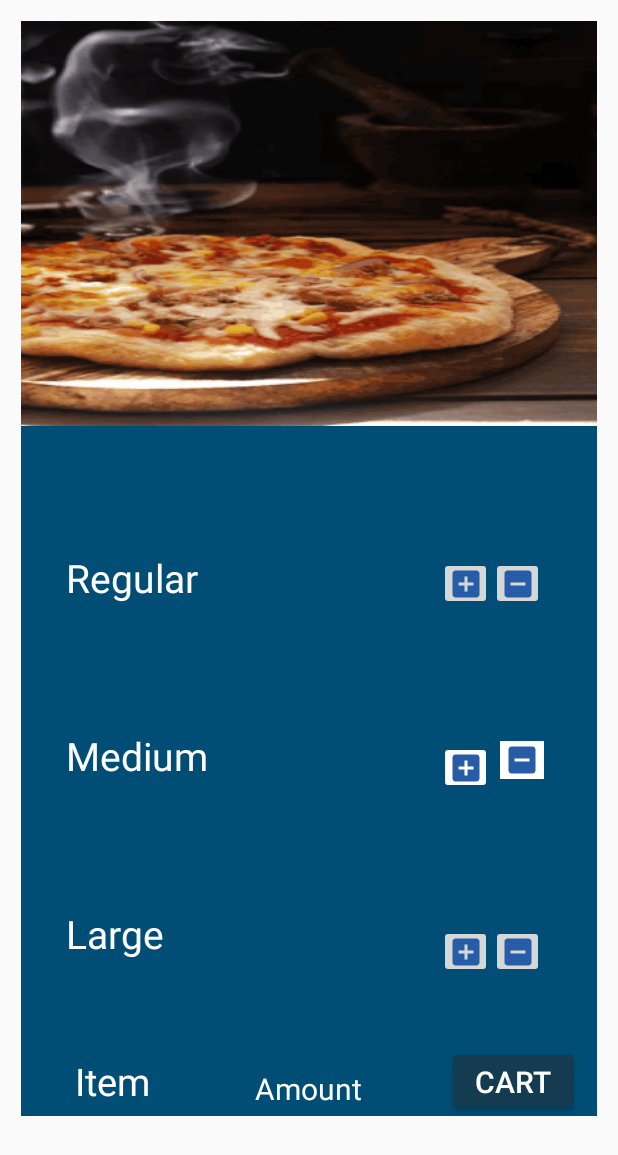
After one commit to umangsh28/WonderPizza, an Android app: the layout crust_design.xml on its own in the app's theme, with its tools: preview values and no code run, on a phone screen of 412 x 824 dp. The commit adds this screen. Shown: the top 1155 px of the screen. Run offline under Robolectric (Android 15) with nearby library versions, the phone set to English and light mode, and no system bars.

Commit message:
added bottom sheet

```diff
--- a/app/build.gradle
+++ b/app/build.gradle
@@ -81,6 +81,9 @@ dependencies {
     implementation 'com.github.bumptech.glide:glide:4.12.0'
     annotationProcessor 'com.github.bumptech.glide:compiler:4.12.0'
 
+    //bottomnavigation
+    implementation 'com.google.android.material:material:1.4.0'
+
 
 
 
--- a/app/src/main/java/com/example/wonderpizza/Interface/OnPizzaClick.kt
+++ b/app/src/main/java/com/example/wonderpizza/Interface/OnPizzaClick.kt
@@ -6,4 +6,6 @@ interface OnPizzaClick {
     fun OnItemClick(responseDTO: ResponseDTO,pos:Int){
 
     }
+
+
 }
--- a/app/src/main/java/com/example/wonderpizza/MainActivity.kt
+++ b/app/src/main/java/com/example/wonderpizza/MainActivity.kt
@@ -2,6 +2,9 @@ package com.example.wonderpizza
 
 import androidx.appcompat.app.AppCompatActivity
 import android.os.Bundle
+import android.view.View
+import android.widget.CheckBox
+import android.widget.LinearLayout
 import android.widget.Toast
 import androidx.recyclerview.widget.LinearLayoutManager
 import com.example.wonderpizza.Api.Papi
@@ -9,6 +12,7 @@ import com.example.wonderpizza.Interface.OnPizzaClick
 import com.example.wonderpizza.Modal.ResponseDTO
 import com.example.wonderpizza.Network.Network
 import com.example.wonderpizza.Recycler.Padapter
+import com.google.android.material.bottomsheet.BottomSheetDialog
 import kotlinx.android.synthetic.main.activity_main.*
 import kotlinx.android.synthetic.main.item_design.*
 import retrofit2.Call
@@ -24,15 +28,26 @@ class MainActivity : AppCompatActivity(),OnPizzaClick {
         setContentView(R.layout.activity_main)
 
 
-        ApiCalling()
+        apiCalling()
 
 
 
     }
 
+    private fun bottomButton() {
+       showBottomSheet()
+    }
+
+    private fun showBottomSheet() {
+       var bottomSheetDialog=BottomSheetDialog(this)
+       bottomSheetDialog.setContentView(R.layout.crust_design)
 
 
-    private fun ApiCalling() {
+        bottomSheetDialog.show()
+    }
+
+
+    private fun apiCalling() {
         val APIclientF = Network.getretro().create(Papi::class.java)
 
         APIclientF.getBook().enqueue(object : Callback<ResponseDTO> {
@@ -59,6 +74,8 @@ class MainActivity : AppCompatActivity(),OnPizzaClick {
     override fun OnItemClick(responseDTO: ResponseDTO, pos: Int) {
         super.OnItemClick(responseDTO, pos)
         Toast.makeText(this,"hiiiii",Toast.LENGTH_LONG).show()
+        bottomButton()
+
 
     }
 
--- /dev/null
+++ b/app/src/main/res/drawable/ic_baseline_add_box_24.xml
@@ -0,0 +1,5 @@
+<vector android:height="24dp" android:tint="#275CA7"
+    android:viewportHeight="24" android:viewportWidth="24"
+    android:width="24dp" xmlns:android="http://schemas.android.com/apk/res/android">
+    <path android:fillColor="@android:color/white" android:pathData="M19,3L5,3c-1.11,0 -2,0.9 -2,2v14c0,1.1 0.89,2 2,2h14c1.1,0 2,-0.9 2,-2L21,5c0,-1.1 -0.9,-2 -2,-2zM17,13h-4v4h-2v-4L7,13v-2h4L11,7h2v4h4v2z"/>
+</vector>
--- /dev/null
+++ b/app/src/main/res/drawable/ic_baseline_indeterminate_check_box_24.xml
@@ -0,0 +1,5 @@
+<vector android:height="24dp" android:tint="#275CA7"
+    android:viewportHeight="24" android:viewportWidth="24"
+    android:width="24dp" xmlns:android="http://schemas.android.com/apk/res/android">
+    <path android:fillColor="@android:color/white" android:pathData="M19,3H5C3.9,3 3,3.9 3,5v14c0,1.1 0.9,2 2,2h14c1.1,0 2,-0.9 2,-2V5C21,3.9 20.1,3 19,3zM17,13H7v-2h10V13z"/>
+</vector>
--- /dev/null
+++ b/app/src/main/res/layout/crust_design.xml
@@ -0,0 +1,172 @@
+<?xml version="1.0" encoding="utf-8"?>
+<LinearLayout xmlns:android="http://schemas.android.com/apk/res/android"
+    android:layout_width="match_parent"
+    android:background="#004d76"
+    android:orientation="vertical"
+    android:layout_margin="14dp"
+    android:layout_height="730dp">
+
+    <RelativeLayout
+        android:layout_width="match_parent"
+        android:layout_height="wrap_content"
+        >
+
+
+        <pl.droidsonroids.gif.GifImageView
+            android:id="@+id/ImgGif"
+            android:layout_width="match_parent"
+            android:layout_height="270dp"
+            android:background="@drawable/movingpizza" />
+
+    <androidx.appcompat.widget.AppCompatTextView
+        android:layout_width="wrap_content"
+        android:layout_height="wrap_content"
+        android:layout_below="@id/ImgGif"
+        android:layout_marginTop="83dp"
+        android:text="Regular"
+        android:id="@+id/Tright"
+        android:textSize="26dp"
+        android:textColor="@color/white"
+        android:layout_marginStart="30dp"
+        />
+
+        <androidx.constraintlayout.utils.widget.ImageFilterButton
+            android:id="@+id/checkReg"
+            android:layout_width="35dp"
+            android:layout_height="35dp"
+            android:layout_below="@id/ImgGif"
+            android:layout_alignParentEnd="true"
+            android:layout_marginTop="87dp"
+            android:layout_marginEnd="70dp"
+            android:src="@drawable/ic_baseline_add_box_24" />
+        <androidx.constraintlayout.utils.widget.ImageFilterButton
+            android:id="@+id/checkRegSub"
+            android:layout_width="35dp"
+            android:layout_below="@id/ImgGif"
+            android:layout_height="35dp"
+            android:paddingTop="-15dp"
+            android:src="@drawable/ic_baseline_indeterminate_check_box_24"
+            android:layout_alignParentEnd="true"
+            android:textColor="@color/white"
+            android:layout_marginTop="87dp"
+            android:layout_marginEnd="35dp"
+            />
+
+
+        <androidx.appcompat.widget.AppCompatTextView
+            android:layout_width="wrap_content"
+            android:layout_height="wrap_content"
+            android:layout_below="@id/Tright"
+            android:layout_marginTop="83dp"
+            android:text="Medium"
+            android:id="@+id/Tmed"
+            android:textSize="26dp"
+            android:backgroundTint="#004d76"
+            android:textColor="@color/white"
+            android:layout_marginStart="30dp"
+            />
+
+        <androidx.constraintlayout.utils.widget.ImageFilterButton
+            android:id="@+id/checkMed"
+            android:layout_width="35dp"
+            android:layout_height="35dp"
+            android:layout_below="@id/checkReg"
+            android:layout_alignParentEnd="true"
+            android:layout_marginTop="87dp"
+            android:layout_marginEnd="70dp"
+            android:backgroundTint="@color/white"
+            android:src="@drawable/ic_baseline_add_box_24" />
+
+        <androidx.constraintlayout.utils.widget.ImageFilterButton
+            android:id="@+id/checkMedSub"
+            android:layout_width="29dp"
+            android:layout_height="25dp"
+            android:layout_below="@id/checkRegSub"
+            android:layout_alignParentEnd="true"
+            android:layout_marginTop="87dp"
+            android:layout_marginEnd="35dp"
+            android:background="@color/white"
+            android:src="@drawable/ic_baseline_indeterminate_check_box_24" />
+
+        <androidx.appcompat.widget.AppCompatTextView
+            android:layout_width="wrap_content"
+            android:layout_height="wrap_content"
+            android:layout_below="@id/Tmed"
+            android:layout_marginTop="83dp"
+            android:text="Large"
+            android:id="@+id/Tlarge"
+            android:textSize="26dp"
+            android:textColor="@color/white"
+            android:layout_marginStart="30dp"
+            />
+
+        <androidx.constraintlayout.utils.widget.ImageFilterButton
+            android:id="@+id/checklarge"
+            android:layout_width="35dp"
+            android:layout_below="@id/checkMed"
+            android:layout_height="35dp"
+            android:layout_alignParentEnd="true"
+            android:src="@drawable/ic_baseline_add_box_24"
+            android:layout_marginTop="87dp"
+            android:layout_marginEnd="70dp"
+            />
+
+        <androidx.constraintlayout.utils.widget.ImageFilterButton
+            android:id="@+id/checklargesub"
+            android:layout_width="35dp"
+            android:layout_below="@id/checkMed"
+            android:layout_height="35dp"
+            android:layout_alignParentEnd="true"
+            android:src="@drawable/ic_baseline_indeterminate_check_box_24"
+            android:layout_marginTop="87dp"
+            android:layout_marginEnd="35dp"
+            />
+
+        <androidx.appcompat.widget.AppCompatTextView
+            android:id="@+id/TCount"
+            android:layout_width="wrap_content"
+            android:layout_height="wrap_content"
+            android:layout_alignParentBottom="true"
+            android:layout_marginStart="30dp"
+            android:text="Item"
+            android:padding="6dp"
+            android:textColor="@color/white"
+            android:textSize="25dp" />
+
+
+        <androidx.appcompat.widget.AppCompatButton
+            android:layout_width="wrap_content"
+            android:layout_height="wrap_content"
+            android:layout_below="@id/checklarge"
+            android:layout_marginTop="45dp"
+            android:text="Cart"
+            android:layout_alignParentEnd="true"
+            android:id="@+id/Bcart"
+            android:backgroundTint="#153B50"
+            android:layout_marginEnd="12dp"
+            android:textSize="20dp"
+            android:textColor="@color/white"
+            android:layout_marginStart="30dp"
+            />
+        <androidx.appcompat.widget.AppCompatCheckedTextView
+            android:layout_width="wrap_content"
+            android:layout_height="wrap_content"
+            android:layout_below="@id/checklarge"
+            android:layout_marginTop="60dp"
+            android:text="Amount"
+           android:layout_centerHorizontal="true"
+            android:id="@+id/Bamt"
+            android:layout_marginEnd="12dp"
+            android:textSize="20dp"
+            android:textColor="@color/white"
+            android:layout_marginStart="30dp"
+            />
+
+
+
+
+
+    </RelativeLayout>
+
+
+</LinearLayout>
```
Also changed, not shown: app/src/main/res/drawable/minus.png (added), app/src/main/res/drawable/movingpizza.gif (added), app/src/main/res/drawable/pbackg.jpg (added), app/src/main/res/drawable/plus.png (added).
